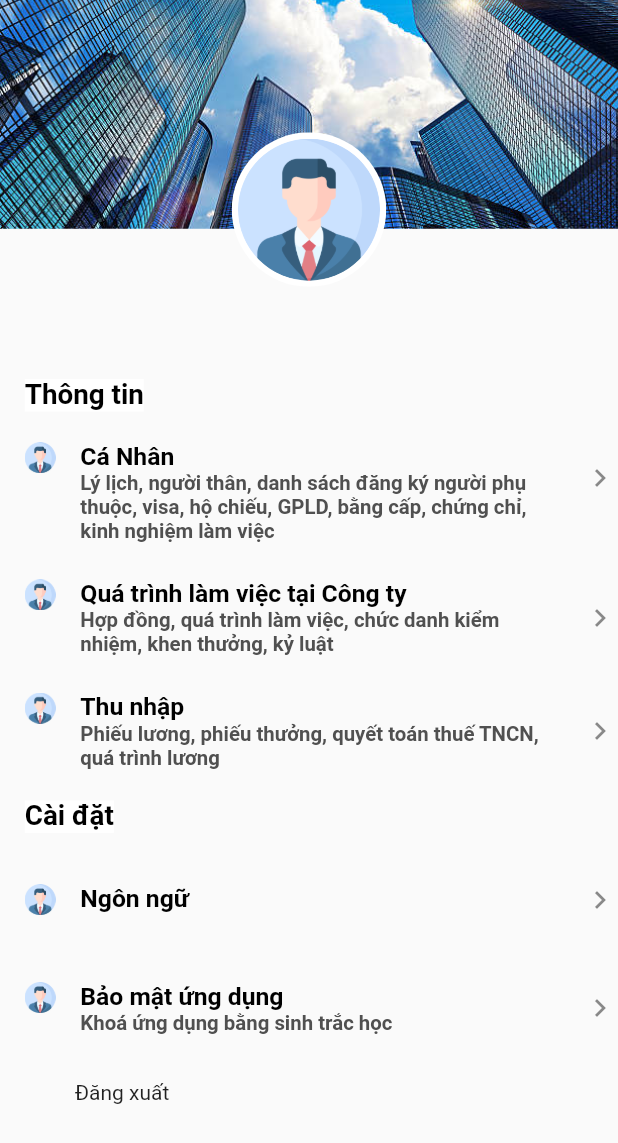
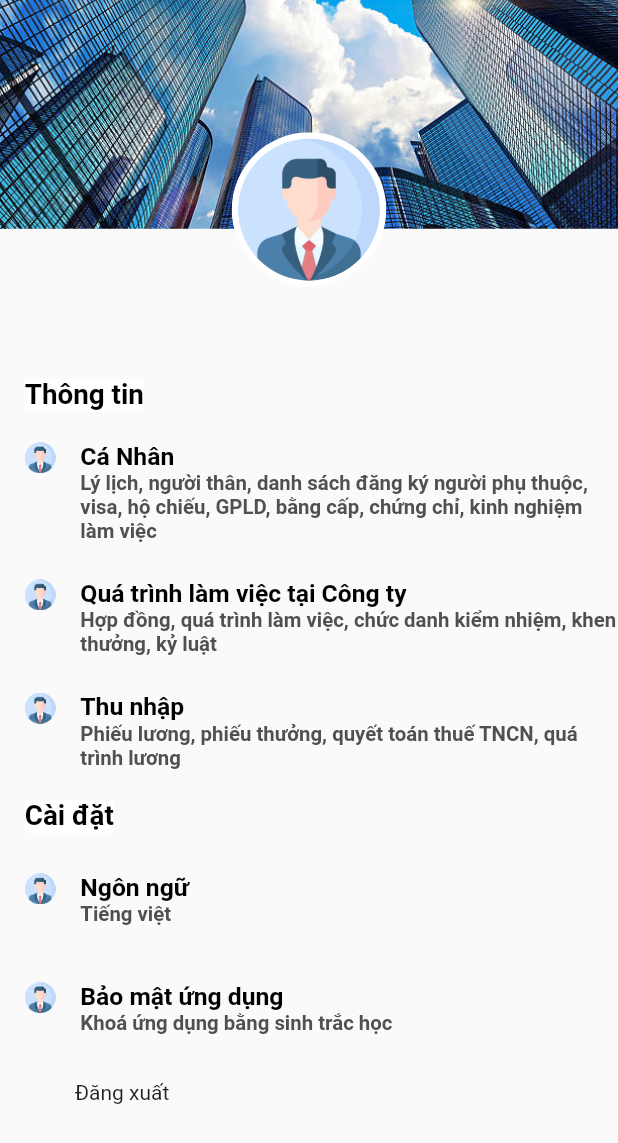
Before and after one commit to ngotruonghai/eBOSSTuongLong, a Flutter app: the UserInfoScreen screen opened directly, on a phone screen of 412 x 824 dp. Shown: the top 1143 px of the screen. Run offline on Flutter 3.47's test engine with Material 3 defaults, Android fonts, the light colour scheme and no system bars; our stand-ins replace flutter_bloc, flutter_spinkit, shared_preferences, table_calendar; accounts and stored records are empty.

Commit message:
fix lỗi

```diff
--- a/eboss_tuonglong/lib/widgets/UserInfo/component/userinfo_list_tile_component.dart
+++ b/eboss_tuonglong/lib/widgets/UserInfo/component/userinfo_list_tile_component.dart
@@ -90,14 +90,14 @@ class _UserinfoListTileComponent extends State<UserinfoListTileComponent> with S
               ),
             ],
           ),
-          trailing: Icon(
-            !isExpanded ? Icons.keyboard_arrow_right : Icons.keyboard_arrow_down,
-          ),
-          onTap: () {
-            setState(() {
-              isExpanded = !isExpanded;
-            });
-          },
+          // trailing: Icon(
+          //   !isExpanded ? Icons.keyboard_arrow_right : Icons.keyboard_arrow_down,
+          // ),
+          // onTap: () {
+          //   setState(() {
+          //     isExpanded = !isExpanded;
+          //   });
+          // },
         ),
         if (isExpanded)
           Row(
@@ -123,7 +123,7 @@ class _UserinfoListTileComponent extends State<UserinfoListTileComponent> with S
                         crossAxisAlignment: CrossAxisAlignment.start,
                         children: [
                           Text(
-                            "",
+                            "dsd",
                             style: TextStyle(
                               color: Colors.black
                             ),
--- a/eboss_tuonglong/lib/widgets/UserInfo/userinfo_screen.dart
+++ b/eboss_tuonglong/lib/widgets/UserInfo/userinfo_screen.dart
@@ -167,9 +167,9 @@ class _UserInfoScreen extends State<UserInfoScreen> {
               screenWidth: screenWidth,
               icon: "assets/profile.png",
               text: "Ngôn ngữ",
-              subText: "",
+              subText: "Tiếng việt",
               data: ["123"],
-              containSubtext: false
+              containSubtext: true
             ),
 
             SizedBox(height: screenWidth * 0.04),
```
